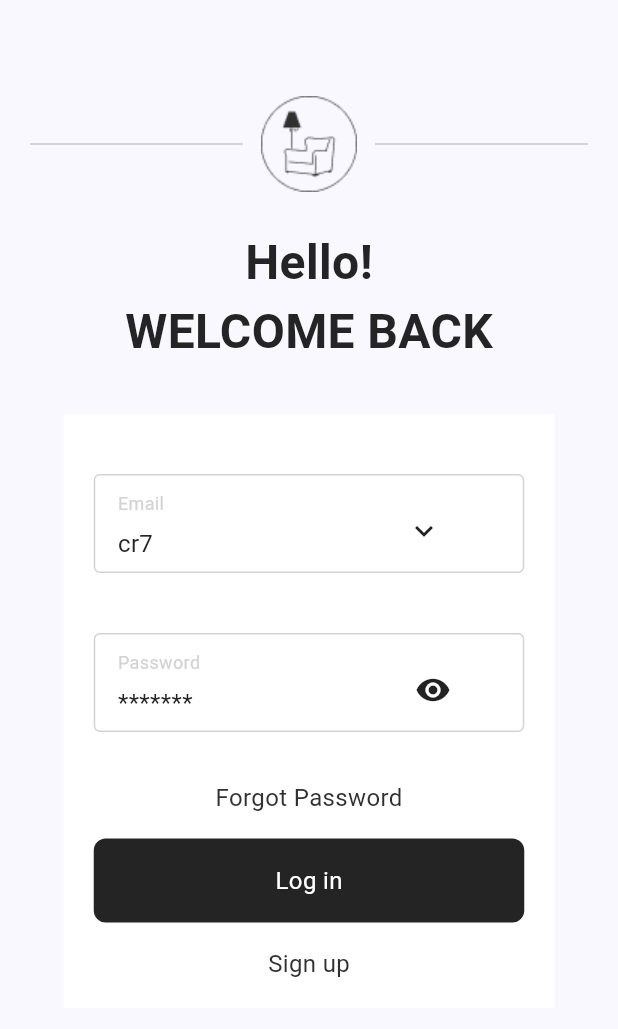
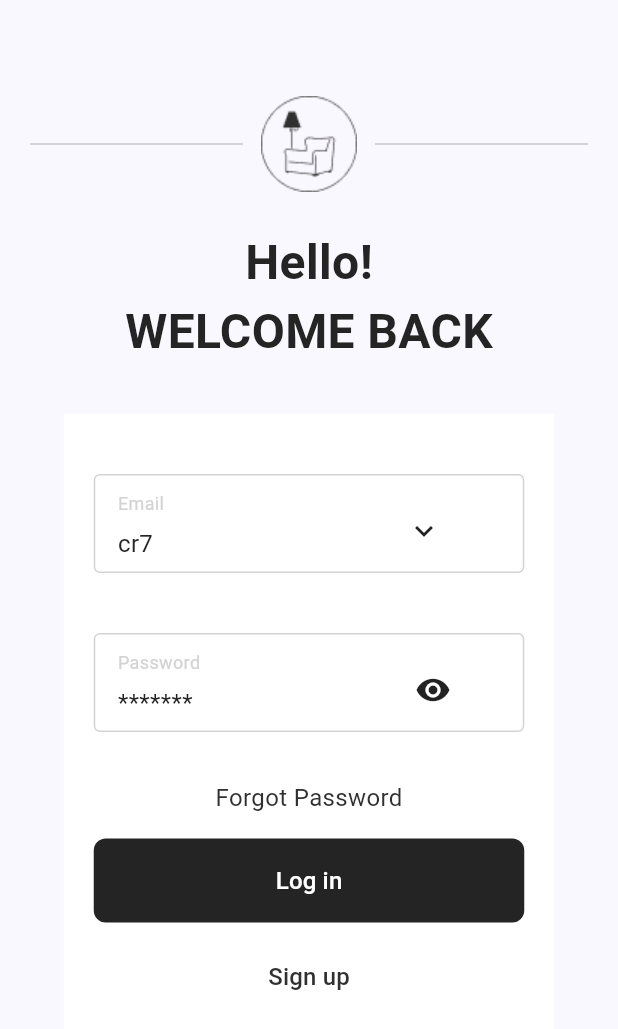
Before and after one commit to dhara58/Grid_App, a Flutter app: the Practice17 screen opened directly, on a phone screen of 412 x 824 dp. Shown: the top 1029 px of the screen. Run offline on Flutter 3.47's test engine with Material 3 defaults, Android fonts, the phone set to English and light mode, and no system bars; Roboto replaces fonts that are missing (Poppins,).

Commit message:
24-10-24

```diff
--- a/lib/practice10.dart
+++ b/lib/practice10.dart
@@ -2,6 +2,7 @@ import 'dart:developer';
 
 import 'package:flutter/material.dart';
 import 'package:flutter_application_1/practice11.dart';
+import 'package:flutter_application_1/practice17.dart';
 
 class Practice10 extends StatefulWidget {
   const Practice10({super.key});
@@ -85,7 +86,7 @@ class _Practice10State extends State<Practice10> {
                                   context,
                                   MaterialPageRoute(
                                     builder: (context) {
-                                      return Practice11();
+                                      return Practice17();
                                     },
                                   ),
                                 );
--- a/lib/practice17.dart
+++ b/lib/practice17.dart
@@ -1,4 +1,5 @@
 import 'package:flutter/material.dart';
+import 'package:flutter_application_1/practice10.dart';
 
 class Practice17 extends StatefulWidget {
   const Practice17({super.key});
@@ -65,7 +66,7 @@ class _Practice17State extends State<Practice17> {
             height: 32,
           ),
           Container(
-            height: 396,
+            height: 430,
             width: 327,
             color: Color(0xffFFFFFF),
             child: Column(
@@ -179,7 +180,7 @@ class _Practice17State extends State<Practice17> {
                   height: 16,
                 ),
                 Container(
-                  height: 152,
+                  height: 200,
                   width: 287,
                   child: Padding(
                     padding: const EdgeInsets.only(top: 16.0),
@@ -205,6 +206,10 @@ class _Practice17State extends State<Practice17> {
                             borderRadius: BorderRadius.circular(8),
                           ),
                           child: Center(
+                            child: TextButton(
+                              onPressed: () {},
+                              child: GestureDetector(
+                                onTap: () {},
                                 child: Text(
                                   'Log in',
                                   style: TextStyle(
@@ -214,16 +219,40 @@ class _Practice17State extends State<Practice17> {
                                 ),
                               ),
                             ),
+                          ),
+                        ),
                         SizedBox(
                           height: 16,
                         ),
-                        Text(
+                        Container(
+                          height: 40,
+                          width: 287,
+                          child: Center(
+                            child: TextButton(
+                              onPressed: () {},
+                              child: GestureDetector(
+                                onTap: () {
+                                  Navigator.pop(context);
+                                  Navigator.push(
+                                    context,
+                                    MaterialPageRoute(
+                                      builder: (context) {
+                                        return Practice10();
+                                      },
+                                    ),
+                                  );
+                                },
+                                child: Text(
                                   'Sign up',
                                   style: TextStyle(
                                     fontSize: 16,
                                     color: Color(0xff303030),
                                   ),
-                        )
+                                ),
+                              ),
+                            ),
+                          ),
+                        ),
                       ],
                     ),
                   ),
```
Lines whose indentation alone changed are shown as unchanged.
